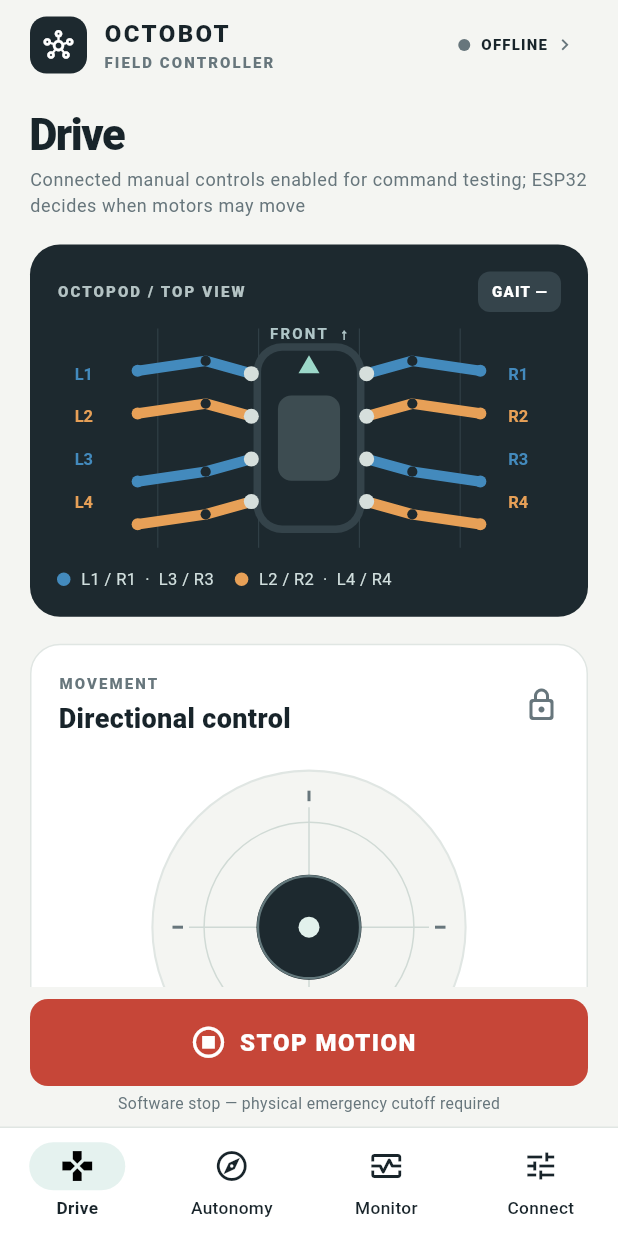
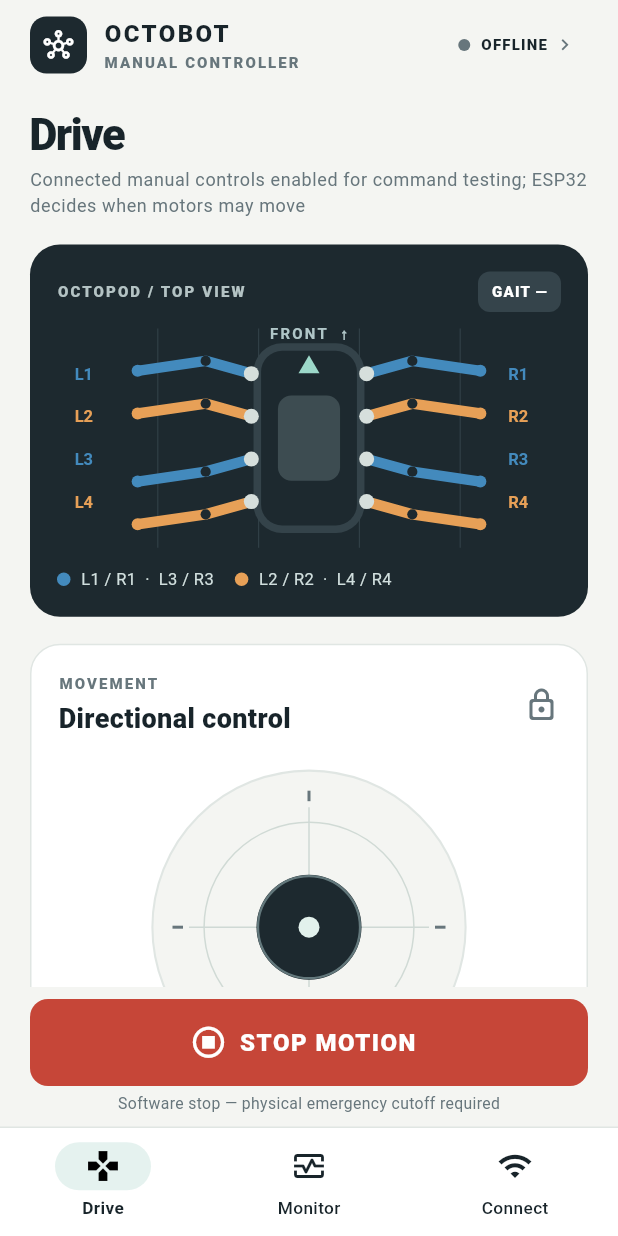
Before and after one commit to Mark-Batongbacal/OctoBot, a Flutter app: the screen it shows after launch, on a phone screen of 412 x 824 dp. Run offline on Flutter 3.47's test engine with Material 3 defaults, Android fonts, the phone set to English and light mode, and no system bars.

Commit message:
Simplify OctoBot manual control UI

```diff
--- a/flutter/lib/app/octobot_app.dart
+++ b/flutter/lib/app/octobot_app.dart
@@ -1,7 +1,6 @@
 import 'package:flutter/material.dart';
 
 import '../core/robot_connection.dart';
-import '../features/autonomy_screen.dart';
 import '../features/connection_screen.dart';
 import '../features/drive_screen.dart';
 import '../features/monitor_screen.dart';
@@ -36,11 +35,10 @@ class _OctoBotAppState extends State<OctoBotApp> {
         body: SafeArea(
           bottom: false,
           child: Column(children: [
-            _TopBar(robot: _robot, onConnect: () => setState(() => _tab = 3)),
+            _TopBar(robot: _robot, onConnect: () => setState(() => _tab = 2)),
             Expanded(
               child: IndexedStack(index: _tab, children: [
                 DriveScreen(robot: _robot),
-                AutonomyScreen(robot: _robot),
                 MonitorScreen(robot: _robot),
                 ConnectionScreen(robot: _robot),
               ]),
@@ -55,8 +53,6 @@ class _OctoBotAppState extends State<OctoBotApp> {
             height: 72,
             selectedIndex: _tab,
             onDestinationSelected: (index) {
-              // Leaving Drive stops active manual movement, but must not
-              // unexpectedly cancel autonomous mode or idle monitoring.
               if (index != _tab && _tab == 0 && _robot.hasMotion) {
                 _robot.stop();
               }
@@ -65,12 +61,10 @@ class _OctoBotAppState extends State<OctoBotApp> {
             destinations: const [
               NavigationDestination(icon: Icon(Icons.gamepad_outlined),
                 selectedIcon: Icon(Icons.gamepad), label: 'Drive'),
-              NavigationDestination(icon: Icon(Icons.explore_outlined),
-                selectedIcon: Icon(Icons.navigation), label: 'Autonomy'),
               NavigationDestination(icon: Icon(Icons.monitor_heart_outlined),
                 selectedIcon: Icon(Icons.monitor_heart), label: 'Monitor'),
-              NavigationDestination(icon: Icon(Icons.tune_outlined),
-                selectedIcon: Icon(Icons.tune), label: 'Connect'),
+              NavigationDestination(icon: Icon(Icons.wifi_outlined),
+                selectedIcon: Icon(Icons.wifi), label: 'Connect'),
             ],
           ),
         ),
@@ -102,7 +96,7 @@ class _TopBar extends StatelessWidget {
         children: [
           Text('OCTOBOT', style: TextStyle(fontSize: 16, letterSpacing: 1.6,
               fontWeight: FontWeight.w900, color: OctoColors.ink)),
-          Overline('FIELD CONTROLLER'),
+          Overline('MANUAL CONTROLLER'),
         ],
       )),
       InkWell(
```
